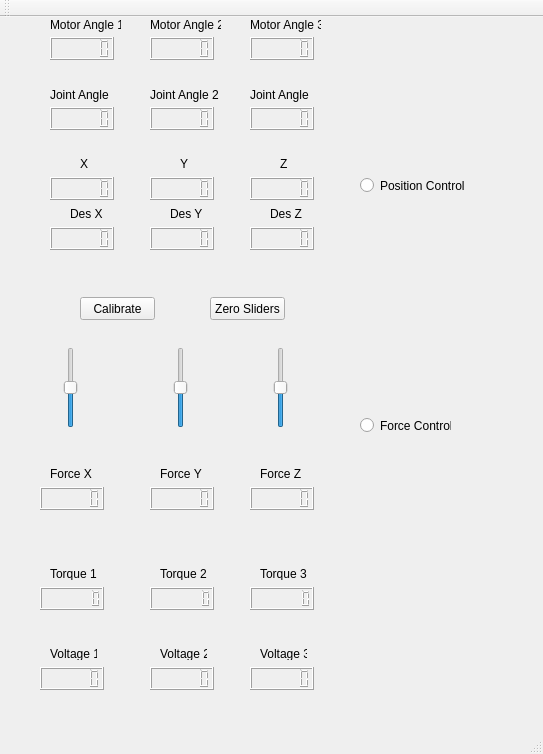
The window that mainwindow.ui (sschorr/TactileDevice) describes before a commit, drawn with Qt 5.
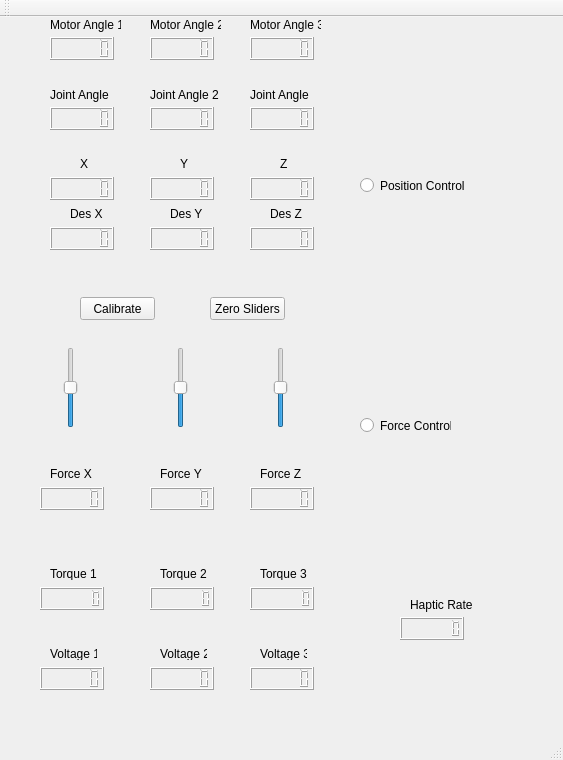
The same window after the commit.

Diff of the .ui file:
```diff
--- a/mainwindow.ui
+++ b/mainwindow.ui
@@ -6,8 +6,8 @@
    <rect>
     <x>0</x>
     <y>0</y>
-    <width>543</width>
-    <height>754</height>
+    <width>563</width>
+    <height>760</height>
    </rect>
   </property>
   <property name="windowTitle">
@@ -681,6 +681,32 @@
      <string>Des Z</string>
     </property>
    </widget>
+   <widget class="QLCDNumber" name="lcdNumberHapticRate">
+    <property name="geometry">
+     <rect>
+      <x>400</x>
+      <y>600</y>
+      <width>64</width>
+      <height>23</height>
+     </rect>
+    </property>
+    <property name="numDigits">
+     <number>7</number>
+    </property>
+   </widget>
+   <widget class="QLabel" name="label_22">
+    <property name="geometry">
+     <rect>
+      <x>410</x>
+      <y>580</y>
+      <width>81</width>
+      <height>16</height>
+     </rect>
+    </property>
+    <property name="text">
+     <string>Haptic Rate</string>
+    </property>
+   </widget>
   </widget>
   <widget class="QMenuBar" name="menuBar">
    <property name="geometry">
```
Left out of the diff: 2 changed lines with no effect on the pictures.
